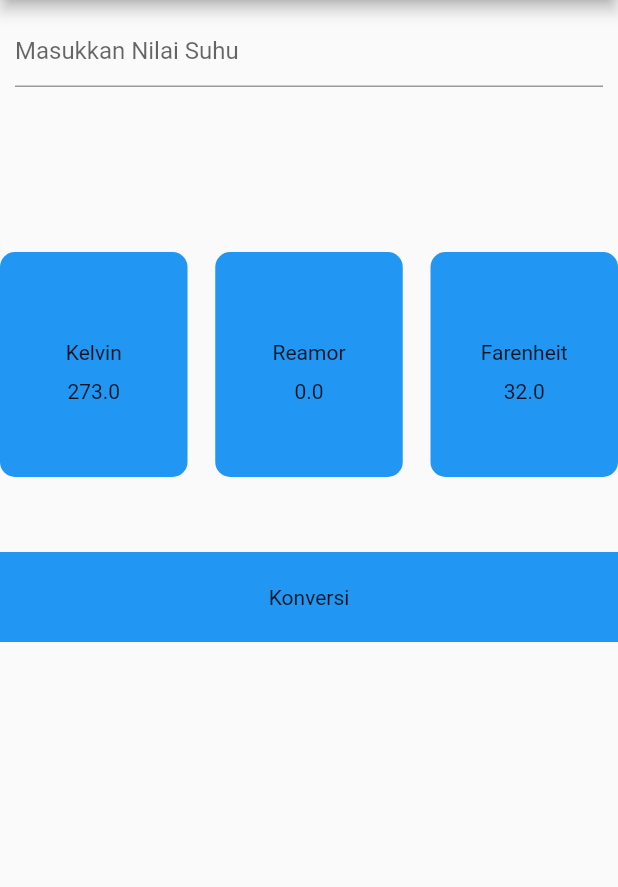
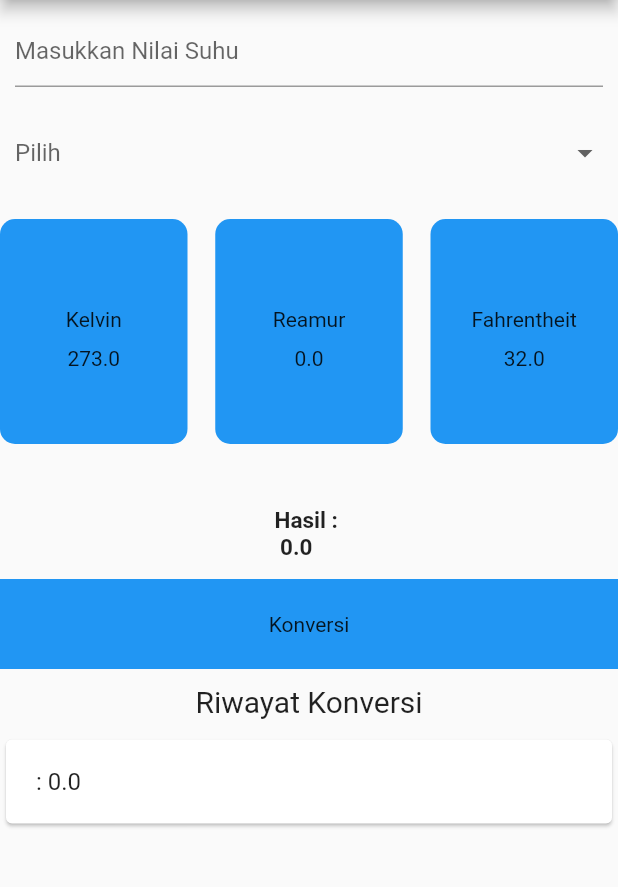
Before and after one commit to elvirasania/converter_suhu, a Flutter app: the screen it shows after launch, after a tap on "Konversi", on a phone screen of 412 x 824 dp, the part 84-971 px from its top. Run offline on Flutter 3.47's test engine with Material 2 defaults, Android fonts, the phone set to English and light mode, and no system bars.

Commit message:
Statefull Widget dan Map

```diff
--- a/lib/main.dart
+++ b/lib/main.dart
@@ -30,17 +30,28 @@ class MyHomePage extends StatefulWidget {
 class _MyHomePageState extends State<MyHomePage> {
   TextEditingController etInput = TextEditingController();
 
+  String selected = '';
+  List riwayat = [];
+  double hasil = 0;
   double inputUser = 0;
   double kelvin = 0;
-  double reamor = 0;
-  double farentheit = 0;
+  double reamur = 0;
+  double fahrenheit = 0;
 
   test() {
     setState(() {
       inputUser = (etInput.text == '') ? 0 : double.parse(etInput.text);
       kelvin = inputUser + 273;
-      reamor = (4 / 5) * inputUser;
-      farentheit = (9 / 5) * inputUser + 32;
+      reamur = (4 / 5) * inputUser;
+      fahrenheit = (9 / 5) * inputUser + 32;
+      if (selected == 'Kelvin') {
+        hasil = inputUser + 273;
+      } else if (selected == 'Reamur') {
+        hasil = (4 / 5) * inputUser + 32;
+      } else if (selected == 'Fahrenheit') {
+        hasil = (9 / 5) * inputUser + 32;
+      }
+      riwayat.add('$selected : $hasil');
     });
   }
 
@@ -61,8 +72,30 @@ class _MyHomePageState extends State<MyHomePage> {
                     const InputDecoration(hintText: "Masukkan Nilai Suhu"),
               ),
             ),
+            Container(
+              padding: const EdgeInsets.all(10.0),
+              child: DropdownButtonFormField(
+                decoration: const InputDecoration(
+                    border: InputBorder.none,
+                    filled: false,
+                    hintText: 'Pilih',
+                    hintStyle: TextStyle(
+                      fontFamily: 'Montserrat-Regular',
+                      fontSize: 14,
+                    )),
+                items: ['Kelvin', 'Reamur', 'Fahrentheit'].map((String value) {
+                  return DropdownMenuItem(
+                    value: value,
+                    child: Text(value),
+                  );
+                }).toList(),
+                onChanged: (String? value) {
+                  selected = value!;
+                },
+              ),
+            ),
             const SizedBox(
-              height: 100,
+              height: 10,
             ),
             Row(
               mainAxisAlignment: MainAxisAlignment.spaceBetween,
@@ -99,10 +132,10 @@ class _MyHomePageState extends State<MyHomePage> {
                     children: [
                       Container(
                         padding: const EdgeInsets.all(10.0),
-                        child: const Text('Reamor'),
+                        child: const Text('Reamur'),
                       ),
                       Container(
-                        child: Text('$reamor'),
+                        child: Text('$reamur'),
                       )
                     ],
                   ),
@@ -119,10 +152,10 @@ class _MyHomePageState extends State<MyHomePage> {
                     children: [
                       Container(
                         padding: const EdgeInsets.all(10.0),
-                        child: const Text('Farenheit'),
+                        child: const Text('Fahrentheit'),
                       ),
                       Container(
-                        child: Text('$farentheit'),
+                        child: Text('$fahrenheit'),
                       )
                     ],
                   ),
@@ -130,8 +163,19 @@ class _MyHomePageState extends State<MyHomePage> {
               ],
             ),
             const SizedBox(
-              height: 50,
+              height: 30,
             ),
+            Container(
+                width: double.infinity,
+                color: Colors.transparent,
+                height: 60,
+                padding: const EdgeInsets.all(10.0),
+                child: Center(
+                    child: Text(
+                  'Hasil : \n $hasil',
+                  style: const TextStyle(
+                      fontSize: 15, fontWeight: FontWeight.bold),
+                ))),
             InkWell(
               onTap: () {
                 test();
@@ -142,6 +186,25 @@ class _MyHomePageState extends State<MyHomePage> {
                   height: 60,
                   padding: const EdgeInsets.all(10.0),
                   child: const Center(child: Text('Konversi'))),
+            ),
+            Container(
+              padding: const EdgeInsets.all(10.0),
+              child: const Text(
+                'Riwayat Konversi',
+                style: TextStyle(fontSize: 20),
+              ),
+            ),
+            ListView.builder(
+              physics: const BouncingScrollPhysics(),
+              itemCount: riwayat.length,
+              shrinkWrap: true,
+              itemBuilder: (context, index) {
+                return Card(
+                  child: ListTile(
+                    title: Text('${riwayat[index]}'),
+                  ),
+                );
+              },
             )
           ],
         ),
```
Also changed, not shown: images/Screenshot_1.png (added), images/Screenshot_3.png (added), 1 other file.
